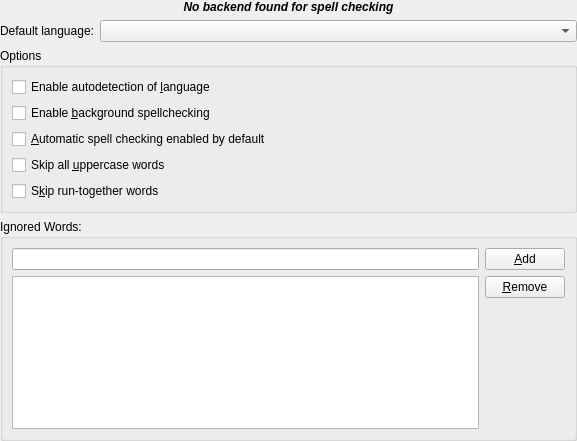
Before: the Qt Designer form src/ui/configui.ui in KDE/sonnet, drawn with Qt 5.
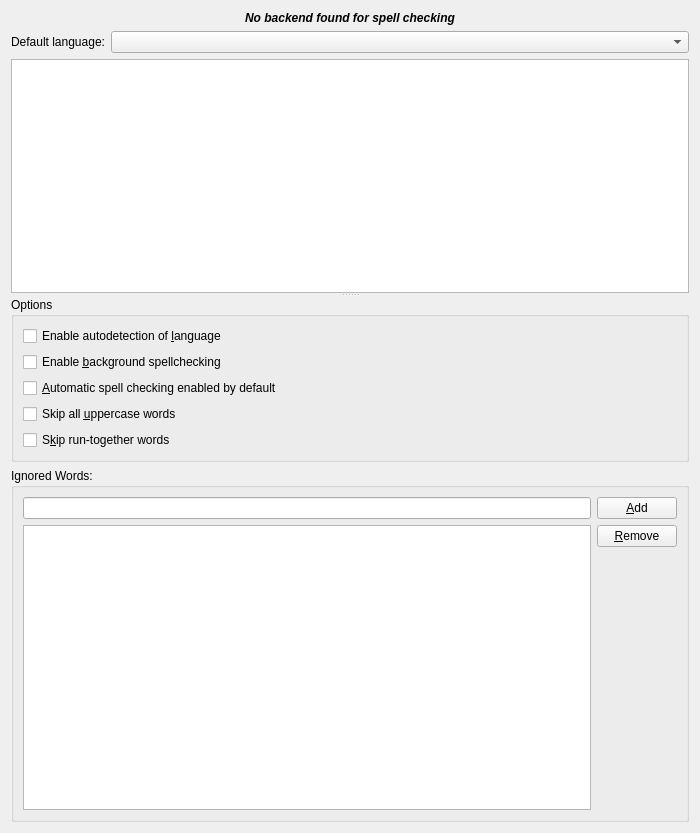
After: the same form once the commit is applied. Icons and pictures are not drawn. Custom widgets are drawn as their Qt base class.

```diff
--- a/src/ui/configui.ui
+++ b/src/ui/configui.ui
@@ -8,23 +8,38 @@
    <rect>
     <x>0</x>
     <y>0</y>
-    <width>577</width>
-    <height>441</height>
+    <width>700</width>
+    <height>833</height>
    </rect>
   </property>
-  <layout class="QGridLayout">
-   <property name="leftMargin">
-    <number>0</number>
-   </property>
-   <property name="topMargin">
-    <number>0</number>
-   </property>
-   <property name="rightMargin">
-    <number>0</number>
-   </property>
-   <property name="bottomMargin">
-    <number>0</number>
-   </property>
+  <layout class="QGridLayout" name="gridLayout">
+   <item row="0" column="0" colspan="2">
+    <widget class="QLabel" name="nobackendfound">
+     <property name="font">
+      <font>
+       <weight>75</weight>
+       <italic>true</italic>
+       <bold>true</bold>
+      </font>
+     </property>
+     <property name="text">
+      <string>No backend found for spell checking</string>
+     </property>
+     <property name="alignment">
+      <set>Qt::AlignCenter</set>
+     </property>
+    </widget>
+   </item>
+   <item row="1" column="0">
+    <widget class="QLabel" name="textLabel1">
+     <property name="text">
+      <string>Default language:</string>
+     </property>
+     <property name="alignment">
+      <set>Qt::AlignRight|Qt::AlignTrailing|Qt::AlignVCenter</set>
+     </property>
+    </widget>
+   </item>
    <item row="1" column="1">
     <widget class="Sonnet::DictionaryComboBox" name="m_langCombo">
      <property name="sizePolicy">
@@ -36,40 +51,55 @@
     </widget>
    </item>
    <item row="2" column="0" colspan="2">
+    <widget class="QSplitter" name="splitter">
+     <property name="orientation">
+      <enum>Qt::Vertical</enum>
+     </property>
+     <property name="childrenCollapsible">
+      <bool>true</bool>
+     </property>
+     <widget class="QListWidget" name="languageList">
+      <property name="toolTip">
+       <string>Choose your preferred languages</string>
+      </property>
+     </widget>
+     <widget class="QWidget" name="layoutWidget">
+      <layout class="QVBoxLayout" name="verticalLayout_2">
+       <item>
     <widget class="QGroupBox" name="groupBox1">
      <property name="title">
       <string>Options</string>
      </property>
      <layout class="QGridLayout">
-      <item row="0" column="0">
+          <item row="2" column="0">
        <widget class="QCheckBox" name="m_autodetectCB">
         <property name="text">
          <string>Enable autodetection of &amp;language</string>
         </property>
        </widget>
       </item>
-      <item row="1" column="0">
+          <item row="3" column="0">
        <widget class="QCheckBox" name="m_bgSpellCB">
         <property name="text">
          <string>Enable &amp;background spellchecking</string>
         </property>
        </widget>
       </item>
-      <item row="2" column="0">
+          <item row="4" column="0">
        <widget class="QCheckBox" name="m_checkerEnabledByDefaultCB">
         <property name="text">
          <string>&amp;Automatic spell checking enabled by default</string>
         </property>
        </widget>
       </item>
-      <item row="3" column="0">
+          <item row="5" column="0">
        <widget class="QCheckBox" name="m_skipUpperCB">
         <property name="text">
          <string>Skip all &amp;uppercase words</string>
         </property>
        </widget>
       </item>
-      <item row="4" column="0">
+          <item row="6" column="0">
        <widget class="QCheckBox" name="m_skipRunTogetherCB">
         <property name="text">
          <string>S&amp;kip run-together words</string>
@@ -79,17 +109,7 @@
      </layout>
     </widget>
    </item>
-   <item row="1" column="0">
-    <widget class="QLabel" name="textLabel1">
-     <property name="text">
-      <string>Default language:</string>
-     </property>
-     <property name="alignment">
-      <set>Qt::AlignRight|Qt::AlignTrailing|Qt::AlignVCenter</set>
-     </property>
-    </widget>
-   </item>
-   <item row="3" column="0" colspan="2">
+       <item>
     <widget class="QGroupBox" name="groupBox">
      <property name="title">
       <string>Ignored Words:</string>
@@ -147,21 +167,8 @@
      </layout>
     </widget>
    </item>
-   <item row="0" column="0" colspan="2">
-    <widget class="QLabel" name="nobackendfound">
-     <property name="font">
-      <font>
-       <weight>75</weight>
-       <italic>true</italic>
-       <bold>true</bold>
-      </font>
-     </property>
-     <property name="text">
-      <string>No backend found for spell checking</string>
-     </property>
-     <property name="alignment">
-      <set>Qt::AlignCenter</set>
-     </property>
+      </layout>
+     </widget>
     </widget>
    </item>
   </layout>
```
Lines whose indentation alone changed are shown as unchanged.
